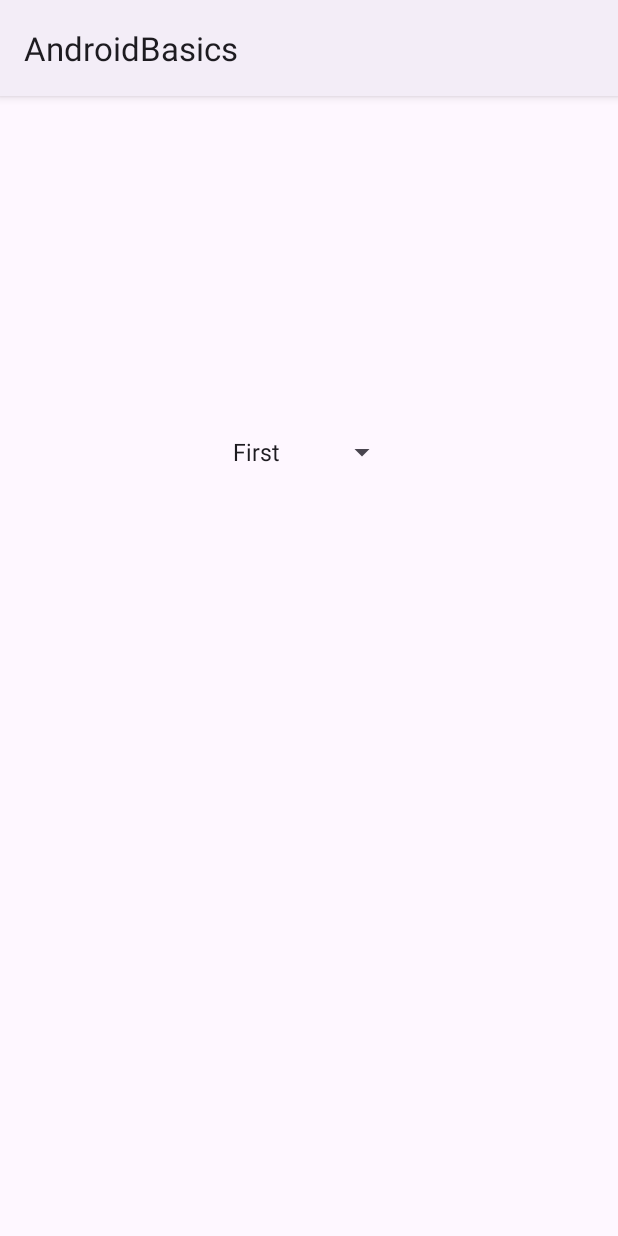
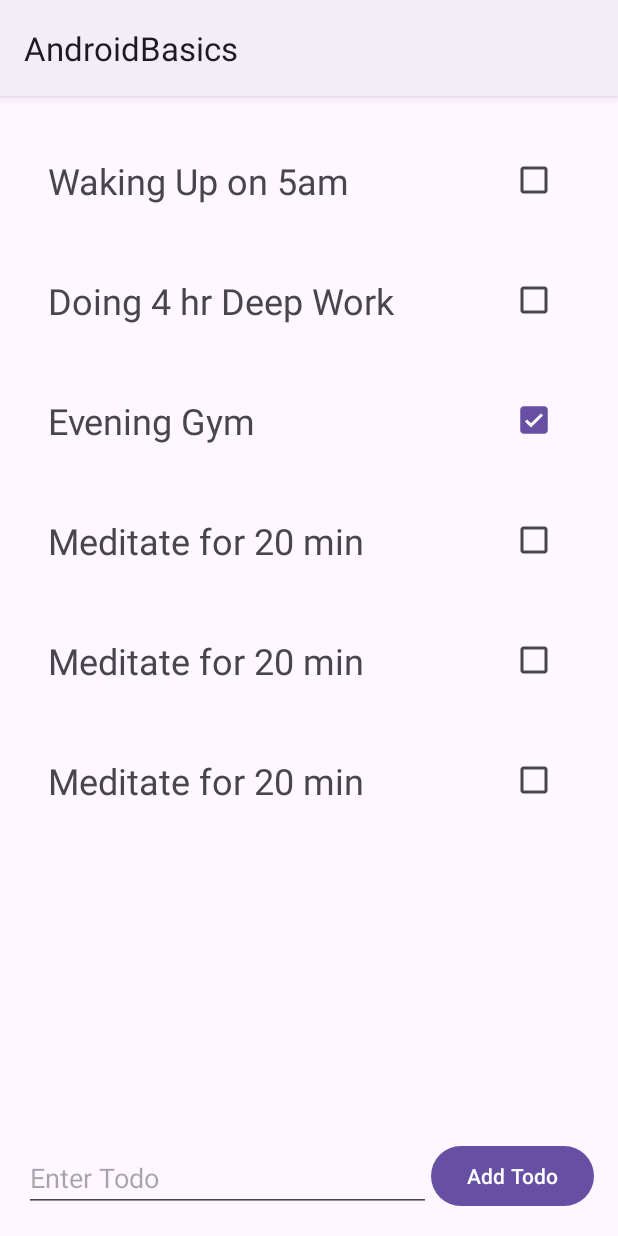
Before and after one commit to MaazSayyadGitHub/AndroidBasics, an Android app: the screen it shows after launch (SpinnerActivity before the commit, RecyclerViewActivity after it), after a tap on "Send Data", on a phone screen of 412 x 824 dp. Run offline under Robolectric (Android 15) with nearby library versions, the light colour scheme and no system bars.

Commit message:
Commit till RecyclerView activity..

```diff
--- a/app/src/main/AndroidManifest.xml
+++ b/app/src/main/AndroidManifest.xml
@@ -17,6 +17,9 @@
         android:supportsRtl="true"
         android:theme="@style/Theme.AndroidBasics"
         tools:targetApi="31">
+        <activity
+            android:name=".RecyclerViewActivity"
+            android:exported="false" />
         <activity
             android:name=".SpinnerActivity"
             android:exported="false" />
--- a/app/src/main/java/com/example/androidbasics/MainActivity.kt
+++ b/app/src/main/java/com/example/androidbasics/MainActivity.kt
@@ -125,7 +125,7 @@ class MainActivity : AppCompatActivity() {
         // goto permission activity
         //
         binding.sendData.setOnClickListener {
-            startActivity(Intent(this, SpinnerActivity::class.java))
+            startActivity(Intent(this, RecyclerViewActivity::class.java))
         }
 
 
--- /dev/null
+++ b/app/src/main/java/com/example/androidbasics/RecyclerViewActivity.kt
@@ -0,0 +1,50 @@
+package com.example.androidbasics
+
+import android.os.Bundle
+import androidx.activity.enableEdgeToEdge
+import androidx.annotation.RequiresApi
+import androidx.appcompat.app.AppCompatActivity
+import androidx.core.view.ViewCompat
+import androidx.core.view.WindowInsetsCompat
+import androidx.recyclerview.widget.LinearLayoutManager
+import com.example.androidbasics.databinding.ActivityRecyclerViewBinding
+
+class RecyclerViewActivity : AppCompatActivity() {
+
+    private lateinit var binding: ActivityRecyclerViewBinding
+
+
+    @RequiresApi(35)
+    override fun onCreate(savedInstanceState: Bundle?) {
+        super.onCreate(savedInstanceState)
+        binding = ActivityRecyclerViewBinding.inflate(layoutInflater)
+        setContentView(binding.root)
+
+
+        var arrTodoList = mutableListOf(
+            Todo("Waking Up on 5am", false),
+            Todo("Doing 4 hr Deep Work", false),
+            Todo("Evening Gym", true),
+            Todo("Meditate for 20 min", false),
+            Todo("Meditate for 20 min", false),
+            Todo("Meditate for 20 min", false)
+        )
+
+        binding.rvTodos.layoutManager = LinearLayoutManager(this)
+        val adapter = TodoAdapter(arrTodoList)
+        binding.rvTodos.adapter = adapter
+
+        binding.btnAddTodo.setOnClickListener {
+            val newTodo = binding.etTodo.text.toString()
+            binding.etTodo.text.clear()
+            if(newTodo.isNotEmpty()){
+                val newTodoTitle = Todo(newTodo, true)
+                arrTodoList.add(0, newTodoTitle)
+                adapter.notifyDataSetChanged()
+
+            }
+        }
+
+
+    }
+}
--- /dev/null
+++ b/app/src/main/java/com/example/androidbasics/Todo.kt
@@ -0,0 +1,3 @@
+package com.example.androidbasics
+
+data class Todo(val title:String, var isChecked: Boolean)
--- /dev/null
+++ b/app/src/main/java/com/example/androidbasics/TodoAdapter.kt
@@ -0,0 +1,38 @@
+package com.example.androidbasics
+
+import android.view.LayoutInflater
+import android.view.View
+import android.view.ViewGroup
+import android.widget.CheckBox
+import android.widget.TextView
+import androidx.recyclerview.widget.RecyclerView
+
+class TodoAdapter(var todoList: List<Todo>) : RecyclerView.Adapter<TodoAdapter.viewHolder>(){
+
+
+    inner class viewHolder(itemView: View) : RecyclerView.ViewHolder(itemView){
+        val title = itemView.findViewById<TextView>(R.id.tvTitle)
+        val isChecked = itemView.findViewById<CheckBox>(R.id.cbDone)
+
+    }
+
+    override fun onCreateViewHolder(parent: ViewGroup, viewType: Int): viewHolder {
+        val view = LayoutInflater.from(parent.context).inflate(R.layout.rv_item_layout, parent, false)
+        return viewHolder(view)
+    }
+
+    override fun getItemCount(): Int {
+        return todoList.size
+    }
+
+    override fun onBindViewHolder(holder: viewHolder, position: Int) {
+        // we don't need this
+//        holder.itemView.apply {
+//
+//        }
+        holder.apply {
+            title.text = todoList[position].title
+            isChecked.isChecked = todoList[position].isChecked
+        }
+    }
+}
--- /dev/null
+++ b/app/src/main/res/layout/activity_recycler_view.xml
@@ -0,0 +1,37 @@
+<?xml version="1.0" encoding="utf-8"?>
+<androidx.constraintlayout.widget.ConstraintLayout
+    xmlns:android="http://schemas.android.com/apk/res/android"
+    xmlns:app="http://schemas.android.com/apk/res-auto"
+    xmlns:tools="http://schemas.android.com/tools"
+    android:id="@+id/main"
+    android:padding="16dp"
+    android:layout_width="match_parent"
+    android:layout_height="match_parent"
+    tools:context=".RecyclerViewActivity">
+
+    <androidx.recyclerview.widget.RecyclerView
+        android:id="@+id/rvTodos"
+        android:layout_width="match_parent"
+        android:layout_height="0dp"
+        app:layout_constraintBottom_toTopOf="@+id/etTodo"
+        app:layout_constraintEnd_toEndOf="parent"
+        app:layout_constraintStart_toStartOf="parent"
+        app:layout_constraintTop_toTopOf="parent" />
+
+    <EditText
+        android:id="@+id/etTodo"
+        android:layout_width="0dp"
+        android:layout_height="wrap_content"
+        android:hint="Enter Todo"
+        app:layout_constraintBottom_toBottomOf="parent"
+        app:layout_constraintEnd_toStartOf="@+id/btnAddTodo"
+        app:layout_constraintStart_toStartOf="parent" />
+
+    <Button
+        android:id="@+id/btnAddTodo"
+        android:layout_width="0dp"
+        android:layout_height="wrap_content"
+        android:text="Add Todo"
+        app:layout_constraintBottom_toBottomOf="parent"
+        app:layout_constraintEnd_toEndOf="parent" />
+</androidx.constraintlayout.widget.ConstraintLayout>
--- /dev/null
+++ b/app/src/main/res/layout/rv_item_layout.xml
@@ -0,0 +1,29 @@
+<?xml version="1.0" encoding="utf-8"?>
+<androidx.constraintlayout.widget.ConstraintLayout xmlns:android="http://schemas.android.com/apk/res/android"
+    xmlns:app="http://schemas.android.com/apk/res-auto"
+    xmlns:tools="http://schemas.android.com/tools"
+    android:layout_width="match_parent"
+    android:layout_height="wrap_content"
+    android:padding="16dp"
+    >
+
+    <TextView
+        android:id="@+id/tvTitle"
+        android:layout_width="0dp"
+        android:layout_height="wrap_content"
+        android:text="Title"
+        android:textSize="24sp"
+        app:layout_constraintBottom_toBottomOf="parent"
+        app:layout_constraintEnd_toStartOf="@+id/cbDone"
+        app:layout_constraintStart_toStartOf="parent"
+        app:layout_constraintTop_toTopOf="parent" />
+
+    <CheckBox
+        android:id="@+id/cbDone"
+        android:layout_width="wrap_content"
+        android:layout_height="wrap_content"
+        app:layout_constraintBottom_toBottomOf="parent"
+        app:layout_constraintEnd_toEndOf="parent"
+        app:layout_constraintTop_toTopOf="parent" />
+
+</androidx.constraintlayout.widget.ConstraintLayout>
```
